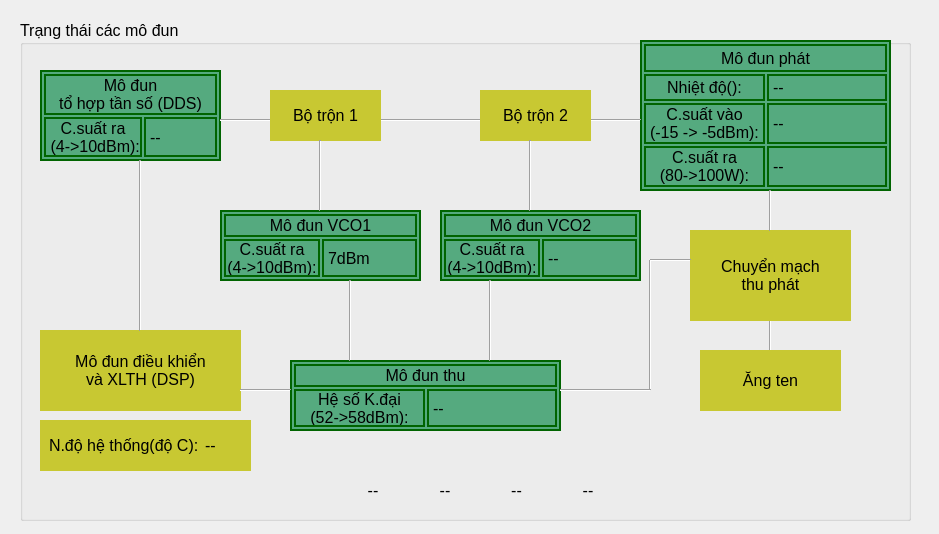
Qt form QT_Peter/statuswindow.ui (kimphg/Peter) before a commit.
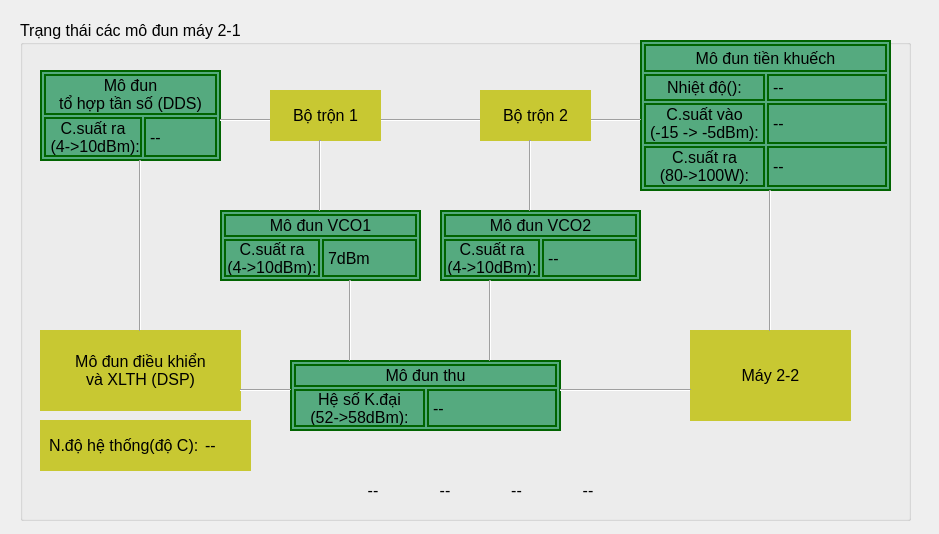
The same form after that commit.

Diff of the .ui file:
```diff
--- a/QT_Peter/statuswindow.ui
+++ b/QT_Peter/statuswindow.ui
@@ -34,7 +34,7 @@
      </font>
     </property>
     <property name="title">
-     <string>Trạng thái các mô đun</string>
+     <string>Trạng thái các mô đun máy 2-1</string>
     </property>
     <widget class="QFrame" name="frame_5">
      <property name="geometry">
@@ -502,7 +502,7 @@
          </font>
         </property>
         <property name="text">
-         <string>Mô đun phát</string>
+         <string>Mô đun tiền khuếch</string>
         </property>
         <property name="alignment">
          <set>Qt::AlignCenter</set>
@@ -620,47 +620,11 @@
       <enum>Qt::Vertical</enum>
      </property>
     </widget>
-    <widget class="Line" name="line_4">
-     <property name="geometry">
-      <rect>
-       <x>620</x>
-       <y>240</y>
-       <width>20</width>
-       <height>131</height>
-      </rect>
-     </property>
-     <property name="font">
-      <font>
-       <pointsize>12</pointsize>
-      </font>
-     </property>
-     <property name="orientation">
-      <enum>Qt::Vertical</enum>
-     </property>
-    </widget>
-    <widget class="Line" name="line_5">
-     <property name="geometry">
-      <rect>
-       <x>740</x>
-       <y>280</y>
-       <width>20</width>
-       <height>51</height>
-      </rect>
-     </property>
-     <property name="font">
-      <font>
-       <pointsize>12</pointsize>
-      </font>
-     </property>
-     <property name="orientation">
-      <enum>Qt::Vertical</enum>
-     </property>
-    </widget>
     <widget class="QFrame" name="frame_7">
      <property name="geometry">
       <rect>
        <x>670</x>
-       <y>210</y>
+       <y>310</y>
        <width>161</width>
        <height>91</height>
       </rect>
@@ -690,51 +654,7 @@
          </font>
         </property>
         <property name="text">
-         <string>Chuyển mạch
-thu phát</string>
-        </property>
-        <property name="alignment">
-         <set>Qt::AlignCenter</set>
-        </property>
-       </widget>
-      </item>
-     </layout>
-    </widget>
-    <widget class="QFrame" name="frame_8">
-     <property name="geometry">
-      <rect>
-       <x>680</x>
-       <y>330</y>
-       <width>141</width>
-       <height>61</height>
-      </rect>
-     </property>
-     <property name="font">
-      <font>
-       <pointsize>12</pointsize>
-      </font>
-     </property>
-     <property name="styleSheet">
-      <string notr="true">background-color: rgb(200, 200, 50);
-border: 2px;
-border-color: rgb(100,100,10);</string>
-     </property>
-     <property name="frameShape">
-      <enum>QFrame::StyledPanel</enum>
-     </property>
-     <property name="frameShadow">
-      <enum>QFrame::Raised</enum>
-     </property>
-     <layout class="QGridLayout" name="gridLayout_8">
-      <item row="0" column="0">
-       <widget class="QLabel" name="label_9">
-        <property name="font">
-         <font>
-          <pointsize>12</pointsize>
-         </font>
-        </property>
-        <property name="text">
-         <string>Ăng ten</string>
+         <string>Máy 2-2</string>
         </property>
         <property name="alignment">
          <set>Qt::AlignCenter</set>
@@ -785,7 +705,7 @@
        <x>740</x>
        <y>170</y>
        <width>20</width>
-       <height>41</height>
+       <height>141</height>
       </rect>
      </property>
      <property name="font">
@@ -802,25 +722,7 @@
       <rect>
        <x>540</x>
        <y>360</y>
-       <width>91</width>
-       <height>20</height>
-      </rect>
-     </property>
-     <property name="font">
-      <font>
-       <pointsize>12</pointsize>
-      </font>
-     </property>
-     <property name="orientation">
-      <enum>Qt::Horizontal</enum>
-     </property>
-    </widget>
-    <widget class="Line" name="line_10">
-     <property name="geometry">
-      <rect>
-       <x>630</x>
-       <y>230</y>
-       <width>41</width>
+       <width>131</width>
        <height>20</height>
       </rect>
      </property>
@@ -1043,7 +945,7 @@
       </item>
      </layout>
     </widget>
-    <widget class="QWidget" name="">
+    <widget class="QWidget" name="layoutWidget">
      <property name="geometry">
       <rect>
        <x>320</x>
```
Left out of the diff: 4 changed lines with no effect on the pictures.
